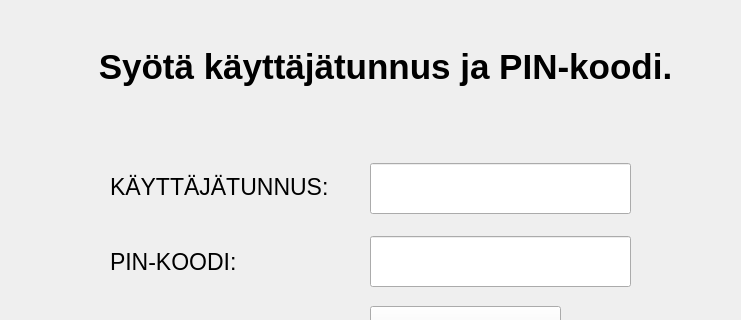
Qt form frontend/mainwindow.ui (22kmo-project/group_17) before a commit; both pictures show x 110 to 851 and y 104 to 424 of the 973 by 558 pixel window.
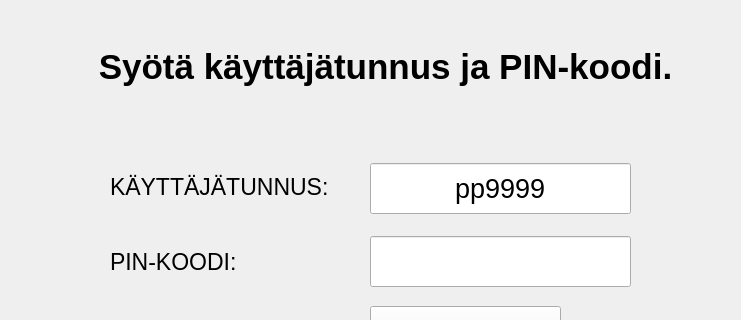
The same form after that commit.

Diff of the .ui file:
```diff
--- a/frontend/mainwindow.ui
+++ b/frontend/mainwindow.ui
@@ -106,7 +106,7 @@
        </font>
       </property>
       <property name="text">
-       <string/>
+       <string>pp9999</string>
       </property>
       <property name="maxLength">
        <number>6</number>
@@ -252,10 +252,10 @@
      <widget class="QLabel" name="warning_label">
       <property name="geometry">
        <rect>
-        <x>222</x>
-        <y>170</y>
-        <width>481</width>
-        <height>21</height>
+        <x>190</x>
+        <y>160</y>
+        <width>581</width>
+        <height>41</height>
        </rect>
       </property>
       <property name="font">
@@ -266,6 +266,9 @@
       <property name="text">
        <string/>
       </property>
+      <property name="alignment">
+       <set>Qt::AlignCenter</set>
+      </property>
      </widget>
     </widget>
     <widget class="QWidget" name="card_access_page">
```
